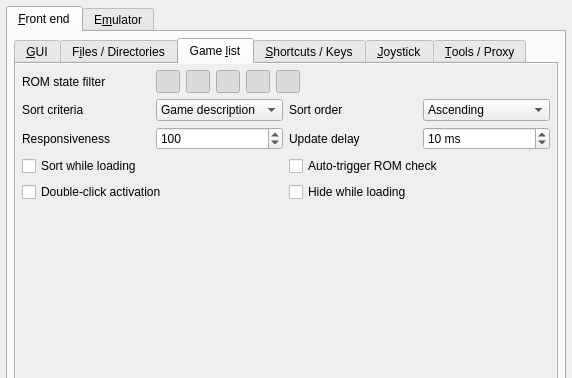
qmc2/qmc2-mame-fe, file options.ui: the form before one commit; both pictures show x 0 to 572 and y 0 to 378 of the 572 by 708 pixel window.
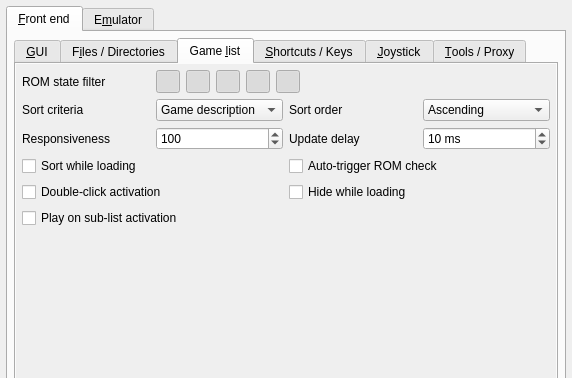
The form after the commit. The open tabs and pages were chosen to show the change. Icons and pictures are not drawn.

Commit message: new: added boolean option 'PlayOnSublistActivation' to interprete item activations in search-, favorites- and played-lists as 'start playing' commands (instead of jumping to the master list)

The edit to the form file:
```diff
--- a/options.ui
+++ b/options.ui
@@ -2068,8 +2068,8 @@
                <rect>
                 <x>0</x>
                 <y>0</y>
-                <width>528</width>
-                <height>583</height>
+                <width>540</width>
+                <height>601</height>
                </rect>
               </property>
               <layout class="QGridLayout" name="gridLayout_11">
@@ -2394,7 +2394,7 @@
                    </property>
                   </widget>
                  </item>
-                 <item row="5" column="0" colspan="4">
+                 <item row="6" column="0" colspan="4">
                   <spacer name="verticalSpacer">
                    <property name="orientation">
                     <enum>Qt::Vertical</enum>
@@ -2417,6 +2417,16 @@
                    </property>
                   </widget>
                  </item>
+                 <item row="5" column="0" colspan="4">
+                  <widget class="QCheckBox" name="checkBoxPlayOnSublistActivation">
+                   <property name="toolTip">
+                    <string>Launch emulation directly when an item is activated in the search-, favorites- or played-lists (instead of jumping to the master list)</string>
+                   </property>
+                   <property name="text">
+                    <string>Play on sub-list activation</string>
+                   </property>
+                  </widget>
+                 </item>
                 </layout>
                </item>
               </layout>
```
Left out of the diff: 29 changed lines with no effect on the pictures. The commit also changes 12 other files.
